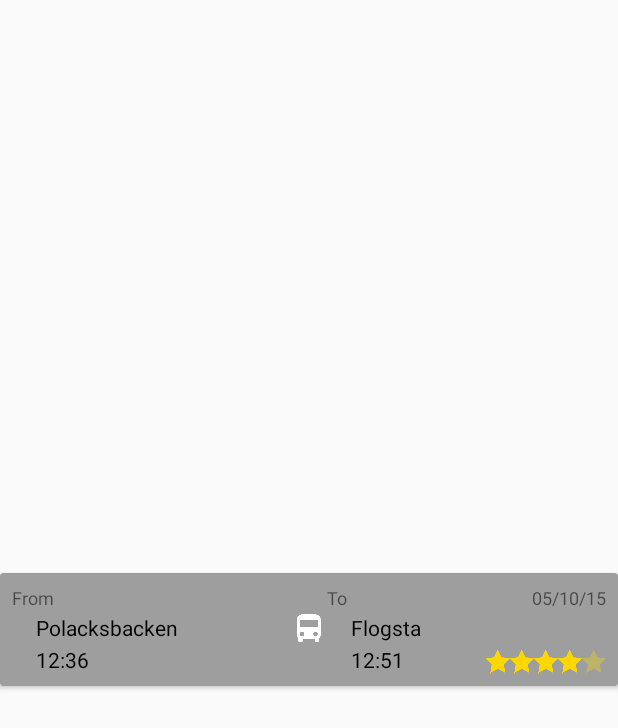
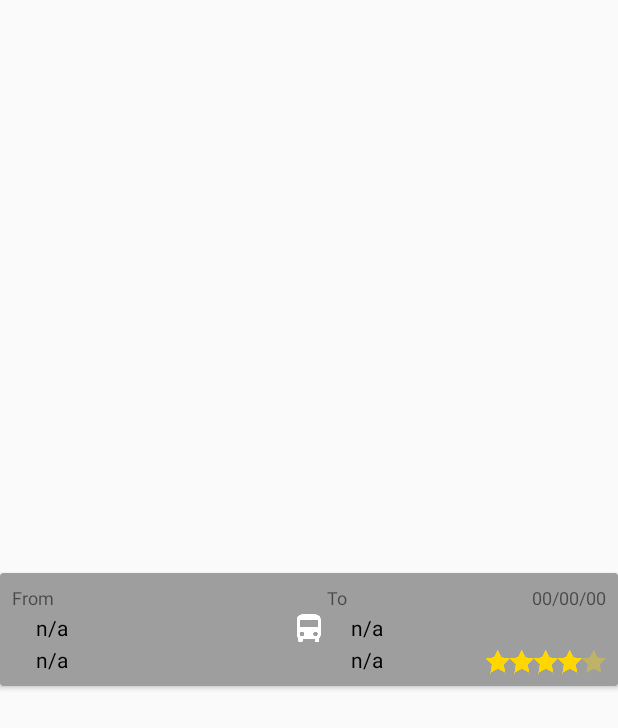
Before and after one commit to EricssonResearch/monad, an Android app: the layout list_item_trips_past.xml on its own in the app's theme, with its tools: preview values and no code run, on a phone screen of 412 x 824 dp. Shown: the top 728 px of the screen. Run offline under Robolectric (Android 15) with nearby library versions, the phone set to English and light mode, and no system bars.

Commit message:
Corrected some data issues with trip popups

```diff
--- a/MoNADClient/app/src/main/java/se/uu/csproject/monadclient/RouteConfirmPopup.java
+++ b/MoNADClient/app/src/main/java/se/uu/csproject/monadclient/RouteConfirmPopup.java
@@ -16,7 +16,6 @@
 
 public class RouteConfirmPopup extends AppCompatActivity {
 
-    private FullTrip trip;
     private TextView busIdView;
     private TextView startTimeView;
     private TextView endTimeView;
@@ -41,9 +40,9 @@
         endPositionView = (TextView) findViewById(R.id.arrivename);
 
         Bundle b = getIntent().getExtras();
-        trip = b.getParcelable("selectedTrip");
+        FullTrip trip = b.getParcelable("selectedTrip");
 
-        busIdView.append(trip.getBusLines());
+        busIdView.setText(getResources().getString(R.string.label_routesuccess_businfo) + " " + trip.getBusLines());
         startTimeView.setText(formatTime(trip.getStartTime()));
         endTimeView.setText(formatTime(trip.getEndTime()));
         startPositionView.setText(trip.getStartBusStop());
--- a/MoNADClient/app/src/main/res/layout/list_item_trips_past.xml
+++ b/MoNADClient/app/src/main/res/layout/list_item_trips_past.xml
@@ -51,7 +51,7 @@
             android:layout_height="wrap_content"
             style="@style/importantText"
             android:textAppearance="?android:attr/textAppearanceSmall"
-            android:text="@string/label_tripsactivity_fromorigin"
+            android:text="@string/non_available"
             android:paddingTop="@dimen/small_padding"
             android:paddingLeft="@dimen/layout_padding"
             android:layout_below="@id/info_tripsactivity_from3"
@@ -63,7 +63,7 @@
             android:layout_height="wrap_content"
             style="@style/importantText"
             android:textAppearance="?android:attr/textAppearanceSmall"
-            android:text="@string/label_tripsactivity_todestination"
+            android:text="@string/non_available"
             android:paddingTop="@dimen/small_padding"
             android:paddingLeft="@dimen/layout_padding"
             android:layout_below="@id/info_tripsactivity_to3"
@@ -76,7 +76,7 @@
             android:layout_width="wrap_content"
             android:layout_height="wrap_content"
             style="@style/importantText"
-            android:text="@string/label_tripsactivity_fromtime"
+            android:text="@string/non_available"
             android:paddingTop="@dimen/small_padding"
             android:paddingLeft="@dimen/layout_padding"
             android:layout_below="@id/label_origin"
@@ -87,7 +87,7 @@
             android:layout_width="wrap_content"
             android:layout_height="wrap_content"
             style="@style/importantText"
-            android:text="@string/label_tripsactivity_totime"
+            android:text="@string/non_available"
             android:paddingTop="@dimen/small_padding"
             android:paddingLeft="@dimen/layout_padding"
             android:layout_below="@id/label_destination"
--- a/MoNADClient/app/src/main/res/values/strings.xml
+++ b/MoNADClient/app/src/main/res/values/strings.xml
@@ -149,13 +149,9 @@
     <string name="label_trip_button_confirm">Confirm</string>
     <string name="label_tripsactivity_from">From</string>
     <string name="label_tripsactivity_to">To</string>
-    <string name="label_tripsactivity_fromorigin" translatable="false">Polacksbacken</string>
-    <string name="label_tripsactivity_todestination" translatable="false">Flogsta</string>
-    <string name="label_tripsactivity_fromtime" translatable="false">12:36</string>
-    <string name="label_tripsactivity_totime" translatable="false">12:51</string>
     <string name="label_tripsactivity_day">TODAY</string>
-    <string name="label_tripsactivity_countdown" translatable="false">00:05:38</string>
-    <string name="label_tripsactivity_date" translatable="false">05/10/15</string>
+    <string name="label_tripsactivity_countdown" translatable="false">00:00:00</string>
+    <string name="label_tripsactivity_date" translatable="false">00/00/00</string>
 
     <!--Popup - Trip Cancellation -->
     <string name="label_tripcancel_buttonback">Back</string>
```
Also changed, not shown: MoNADClient/app/src/main/java/se/uu/csproject/monadclient/TripCancelPopup.java (+80 -20 lines), MoNADClient/app/src/main/java/se/uu/csproject/monadclient/recyclerviews/FullTrip.java (+4 -3 lines), MoNADClient/app/src/main/res/layout/list_item_trips_active.xml (+4 -4 lines), MoNADClient/app/src/main/res/layout/popup_route_confirm.xml (+4 -4 lines), MoNADClient/app/src/main/res/layout/popup_trip_cancel.xml (+5 -5 lines).
